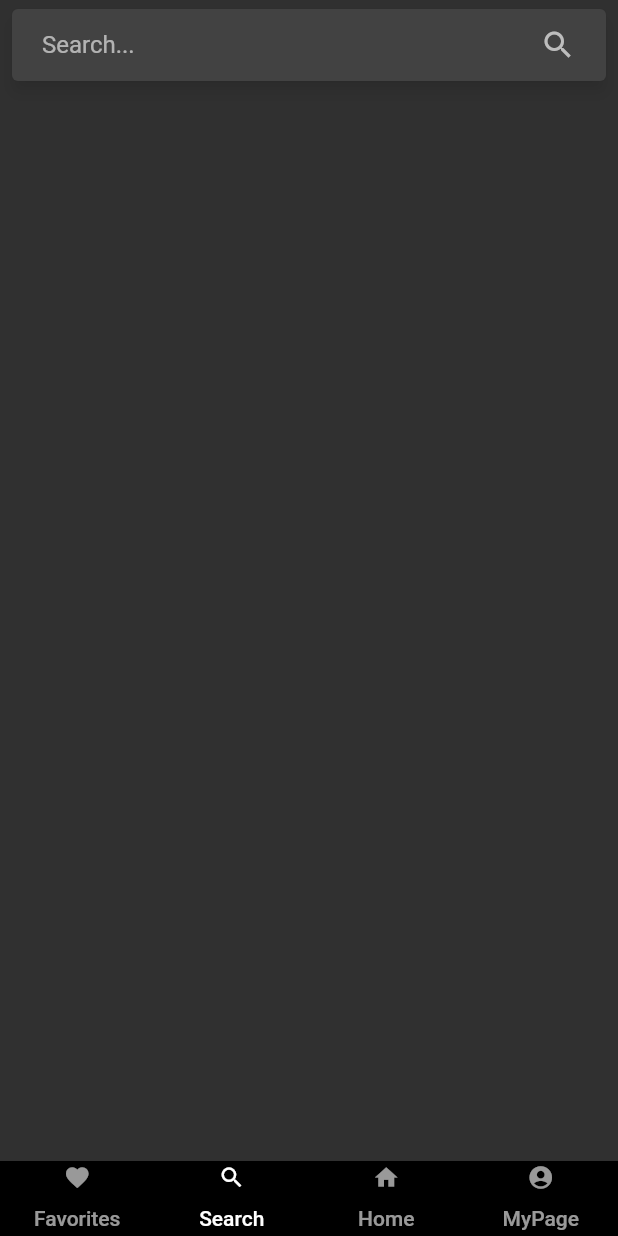
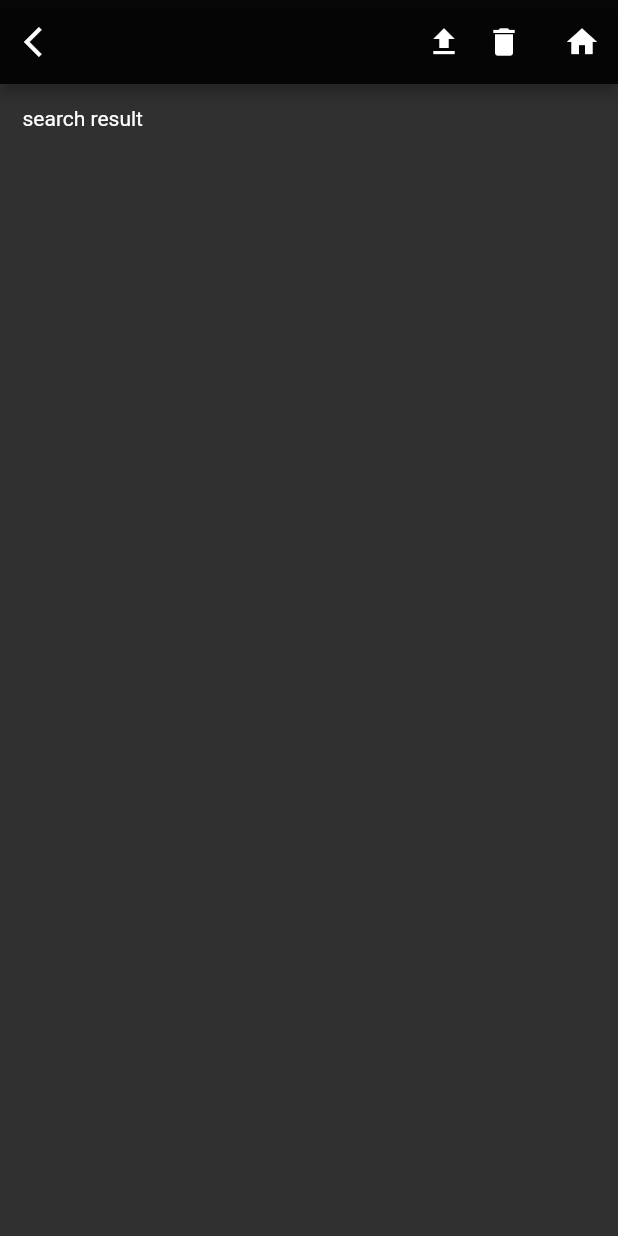
Before and after one commit to songyoungwoon/Flutter_Project_ReviewService_HookiLg, a Flutter app: the screen it shows after launch, item 2 of the bottom bar chosen, after a tap on the "search" icon, on a phone screen of 412 x 824 dp. Run offline on Flutter 3.47's test engine with Material 2 defaults, Android fonts, the phone set to English and light mode, and no system bars; drawn by our look-alikes of material_floating_search_bar.

Commit message:
navigate SearchToSearchResult & make searchResult AppBar

```diff
--- a/lib/main.dart
+++ b/lib/main.dart
@@ -29,13 +29,13 @@ class _MyAppState extends State<MyApp> {
           body: TabBarView(
             physics: NeverScrollableScrollPhysics(),
             children: <Widget>[
+              home(),
+              search(),
               Container(
                 child: Center(
                   child: Text('favorites'),
                 ),
               ),
-              search(),
-              home(),
               Container(
                 child: Center(
                   child: Text('mypage'),
--- /dev/null
+++ b/lib/page/searchResult.dart
@@ -0,0 +1,50 @@
+import 'package:flutter/material.dart';
+import '../main.dart';
+
+class searchResult extends StatefulWidget {
+  const searchResult({Key? key}) : super(key: key);
+
+  @override
+  _searchResultState createState() => _searchResultState();
+}
+
+class _searchResultState extends State<searchResult> {
+  @override
+  Widget build(BuildContext context) {
+    return Scaffold(
+      appBar: AppBar(
+        leading: IconButton(
+          icon: const Icon(Icons.arrow_back_ios),
+          onPressed: () {
+            Navigator.pop(context);
+          },
+        ),
+        actions: [
+          Icon(Icons.file_upload),
+          Padding(
+            padding: EdgeInsets.symmetric(horizontal: 16),
+            child: Icon(Icons.delete),
+          ),
+          IconButton(
+            icon: Icon(Icons.home),
+            onPressed: () {
+              Navigator.push(
+                context,
+                MaterialPageRoute(builder: (context) => MyApp()),
+              );
+            },
+          ),
+        ],
+        backgroundColor: Colors.black87,
+      ),
+      body: Container(
+        padding: const EdgeInsets.all(15.0),
+        child: Column(
+          children: [
+            Text('search result'),
+          ],
+        ),
+      ),
+    );
+  }
+}
--- a/lib/screen/home.dart
+++ b/lib/screen/home.dart
@@ -12,7 +12,13 @@ class _homeState extends State<home> {
   @override
   Widget build(BuildContext context) {
     return Scaffold(
-      body: searchBar(),
+      body: Container(
+        child:Row(
+
+        ),
+
+      ),
+
     );
   }
 }
--- a/lib/widget/bottom_bar.dart
+++ b/lib/widget/bottom_bar.dart
@@ -14,10 +14,10 @@ class BottomBar extends StatelessWidget {
           tabs: [
             Tab(
               icon: Icon(
-                Icons.favorite,
+                Icons.home,
                 size: 18,
               ),
-              child:Text('Favorites'),
+              child:Text('Home'),
             ),
             Tab(
               icon: Icon(
@@ -28,10 +28,10 @@ class BottomBar extends StatelessWidget {
             ),
             Tab(
               icon: Icon(
-                Icons.home,
+                Icons.favorite,
                 size: 18,
               ),
-              child:Text('Home'),
+              child:Text('Favorites'),
             ),
             Tab(
               icon: Icon(
--- a/lib/widget/search_bar.dart
+++ b/lib/widget/search_bar.dart
@@ -1,5 +1,6 @@
 import 'package:flutter/material.dart';
 import 'package:material_floating_search_bar/material_floating_search_bar.dart';
+import '../page/searchResult.dart';
 
 class searchBar extends StatefulWidget {
   const searchBar({Key? key}) : super(key: key);
@@ -13,7 +14,7 @@ class _searchBarState extends State<searchBar> {
   Widget build(BuildContext context) {
     return Scaffold(
       // This is handled by the search bar itself.
-      resizeToAvoidBottomInset: false,
+      // resizeToAvoidBottomInset: false,
       body: Stack(
         fit: StackFit.expand,
         children: [
@@ -26,7 +27,7 @@ class _searchBarState extends State<searchBar> {
     final isPortrait = MediaQuery.of(context).orientation == Orientation.portrait;
 
     return FloatingSearchBar(
-      hint: 'Search...',
+      hint: '리뷰나 결말해석이 궁금한 영화를 검색하세요.',
       scrollPadding: const EdgeInsets.only(top: 16, bottom: 56),
       transitionDuration: const Duration(milliseconds: 800),
       transitionCurve: Curves.easeInOut,
@@ -47,7 +48,12 @@ class _searchBarState extends State<searchBar> {
           showIfOpened: false,
           child: CircularButton(
             icon: const Icon(Icons.search),
-            onPressed: () {},
+            onPressed: () {
+              Navigator.push(
+                context,
+                MaterialPageRoute(builder: (context) => searchResult()),
+              );
+            },
           ),
         ),
         FloatingSearchBarAction.searchToClear(
@@ -70,6 +76,7 @@ class _searchBarState extends State<searchBar> {
           ),
         );
       },
+
     );
   }
 
```
Also changed, not shown: lib/screen/my_page.dart (+10 -0 lines), lib/page/reviewList.dart (added).
